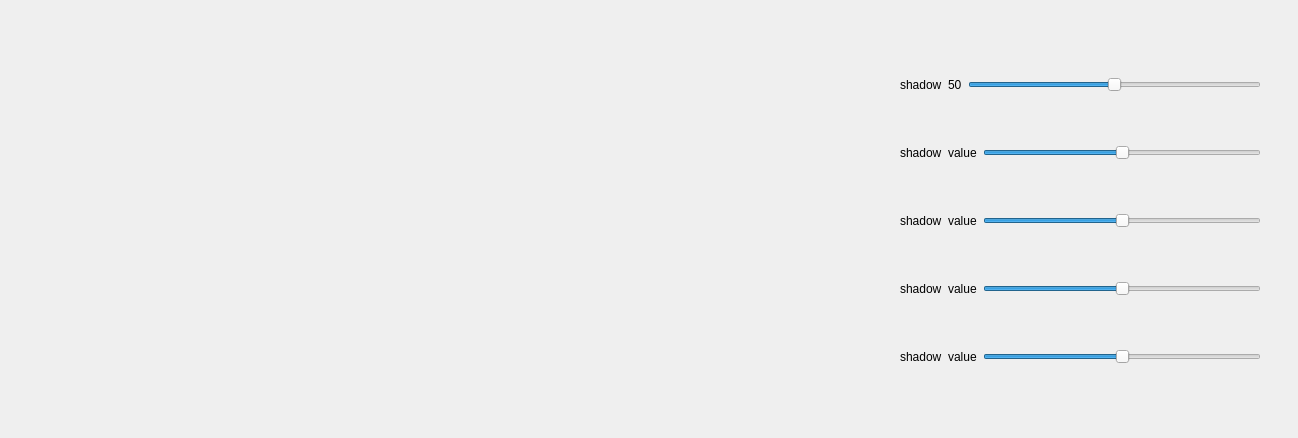
Before: the Qt Designer form UnB2013/PVC/ProjetoFinal/ProjetoFinal/UI/secondWindow.ui in JuarezASF/Code, drawn with Qt 5.
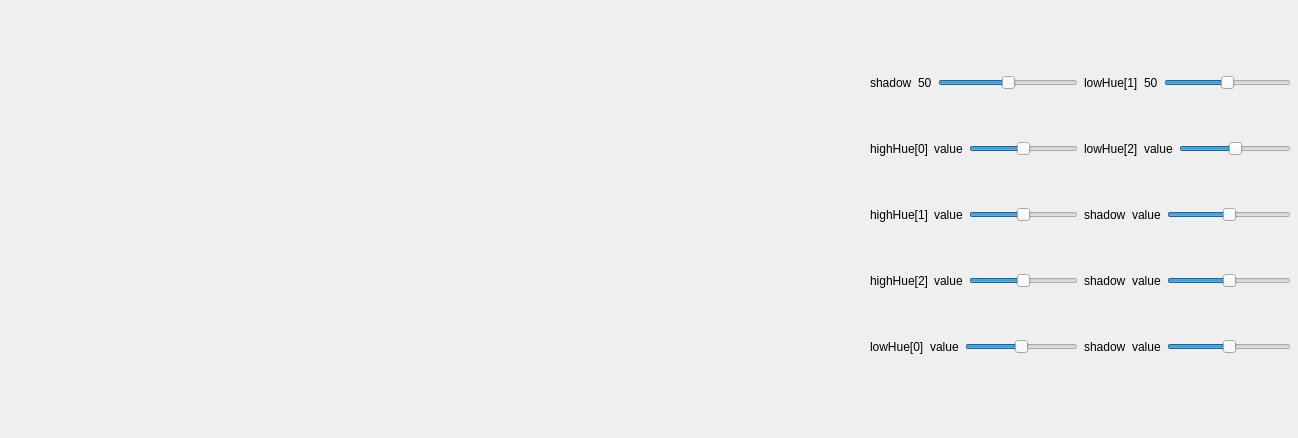
After: the same form once the commit is applied.

```diff
--- a/UnB2013/PVC/ProjetoFinal/ProjetoFinal/UI/secondWindow.ui
+++ b/UnB2013/PVC/ProjetoFinal/ProjetoFinal/UI/secondWindow.ui
@@ -29,12 +29,106 @@
   <widget class="QWidget" name="layoutWidget">
    <property name="geometry">
     <rect>
-     <x>900</x>
+     <x>52</x>
+     <y>12</y>
+     <width>811</width>
+     <height>331</height>
+    </rect>
+   </property>
+   <layout class="QGridLayout" name="gridLayout">
+    <item row="0" column="0">
+     <widget class="QLabel" name="window1">
+      <property name="autoFillBackground">
+       <bool>true</bool>
+      </property>
+      <property name="text">
+       <string/>
+      </property>
+     </widget>
+    </item>
+    <item row="0" column="1">
+     <widget class="QLabel" name="window2">
+      <property name="autoFillBackground">
+       <bool>true</bool>
+      </property>
+      <property name="text">
+       <string/>
+      </property>
+     </widget>
+    </item>
+    <item row="0" column="2">
+     <widget class="QLabel" name="window3">
+      <property name="autoFillBackground">
+       <bool>true</bool>
+      </property>
+      <property name="text">
+       <string/>
+      </property>
+     </widget>
+    </item>
+    <item row="0" column="3">
+     <widget class="QLabel" name="window4">
+      <property name="autoFillBackground">
+       <bool>true</bool>
+      </property>
+      <property name="text">
+       <string/>
+      </property>
+     </widget>
+    </item>
+    <item row="1" column="0">
+     <widget class="QLabel" name="window5">
+      <property name="autoFillBackground">
+       <bool>true</bool>
+      </property>
+      <property name="text">
+       <string/>
+      </property>
+     </widget>
+    </item>
+    <item row="1" column="1">
+     <widget class="QLabel" name="window6">
+      <property name="autoFillBackground">
+       <bool>true</bool>
+      </property>
+      <property name="text">
+       <string/>
+      </property>
+     </widget>
+    </item>
+    <item row="1" column="2">
+     <widget class="QLabel" name="window7">
+      <property name="autoFillBackground">
+       <bool>true</bool>
+      </property>
+      <property name="text">
+       <string/>
+      </property>
+     </widget>
+    </item>
+    <item row="1" column="3">
+     <widget class="QLabel" name="window8">
+      <property name="autoFillBackground">
+       <bool>true</bool>
+      </property>
+      <property name="text">
+       <string/>
+      </property>
+     </widget>
+    </item>
+   </layout>
+  </widget>
+  <widget class="QWidget" name="">
+   <property name="geometry">
+    <rect>
+     <x>870</x>
      <y>30</y>
-     <width>361</width>
-     <height>381</height>
+     <width>421</width>
+     <height>371</height>
     </rect>
    </property>
+   <layout class="QHBoxLayout" name="horizontalLayout">
+    <item>
    <layout class="QVBoxLayout" name="verticalLayout_2">
     <item>
      <layout class="QHBoxLayout" name="horizontalLayout_3">
@@ -72,7 +166,7 @@
       <item>
        <widget class="QLabel" name="label_4">
         <property name="text">
-         <string>shadow</string>
+           <string>highHue[0]</string>
         </property>
        </widget>
       </item>
@@ -103,7 +197,7 @@
       <item>
        <widget class="QLabel" name="label_8">
         <property name="text">
-         <string>shadow</string>
+           <string>highHue[1]</string>
         </property>
        </widget>
       </item>
@@ -134,7 +228,7 @@
       <item>
        <widget class="QLabel" name="label_6">
         <property name="text">
-         <string>shadow</string>
+           <string>highHue[2]</string>
         </property>
        </widget>
       </item>
@@ -165,7 +259,7 @@
       <item>
        <widget class="QLabel" name="label_10">
         <property name="text">
-         <string>shadow</string>
+           <string>lowHue[0]</string>
         </property>
        </widget>
       </item>
@@ -192,96 +286,165 @@
      </layout>
     </item>
    </layout>
-  </widget>
-  <widget class="QWidget" name="">
-   <property name="geometry">
-    <rect>
-     <x>52</x>
-     <y>12</y>
-     <width>811</width>
-     <height>331</height>
-    </rect>
-   </property>
-   <layout class="QGridLayout" name="gridLayout">
-    <item row="0" column="0">
-     <widget class="QLabel" name="window1">
-      <property name="autoFillBackground">
-       <bool>true</bool>
-      </property>
-      <property name="text">
-       <string/>
-      </property>
-     </widget>
-    </item>
-    <item row="0" column="1">
-     <widget class="QLabel" name="window2">
-      <property name="autoFillBackground">
-       <bool>true</bool>
-      </property>
+    </item>
+    <item>
+     <layout class="QVBoxLayout" name="verticalLayout_3">
+      <item>
+       <layout class="QHBoxLayout" name="horizontalLayout_8">
+        <item>
+         <widget class="QLabel" name="label_3">
+          <property name="text">
+           <string>lowHue[1]</string>
+          </property>
+         </widget>
+        </item>
+        <item>
+         <widget class="QLabel" name="shadowValue_2">
+          <property name="text">
+           <string>50</string>
+          </property>
+         </widget>
+        </item>
+        <item>
+         <widget class="QSlider" name="shadowSlider_2">
+          <property name="maximum">
+           <number>100</number>
+          </property>
+          <property name="value">
+           <number>50</number>
+          </property>
+          <property name="orientation">
+           <enum>Qt::Horizontal</enum>
+          </property>
+         </widget>
+        </item>
+       </layout>
+      </item>
+      <item>
+       <layout class="QHBoxLayout" name="horizontalLayout_9">
+        <item>
+         <widget class="QLabel" name="label_12">
+          <property name="text">
+           <string>lowHue[2]</string>
+          </property>
+         </widget>
+        </item>
+        <item>
+         <widget class="QLabel" name="label_13">
       <property name="text">
-       <string/>
+           <string>value</string>
       </property>
      </widget>
     </item>
-    <item row="0" column="2">
-     <widget class="QLabel" name="window3">
-      <property name="autoFillBackground">
-       <bool>true</bool>
-      </property>
-      <property name="text">
-       <string/>
-      </property>
-     </widget>
-    </item>
-    <item row="0" column="3">
-     <widget class="QLabel" name="window4">
-      <property name="autoFillBackground">
-       <bool>true</bool>
-      </property>
+        <item>
+         <widget class="QSlider" name="horizontalSlider_6">
+          <property name="maximum">
+           <number>100</number>
+          </property>
+          <property name="value">
+           <number>50</number>
+          </property>
+          <property name="orientation">
+           <enum>Qt::Horizontal</enum>
+          </property>
+         </widget>
+        </item>
+       </layout>
+      </item>
+      <item>
+       <layout class="QHBoxLayout" name="horizontalLayout_10">
+        <item>
+         <widget class="QLabel" name="label_14">
+          <property name="text">
+           <string>shadow</string>
+          </property>
+         </widget>
+        </item>
+        <item>
+         <widget class="QLabel" name="label_15">
       <property name="text">
-       <string/>
+           <string>value</string>
       </property>
      </widget>
     </item>
-    <item row="1" column="0">
-     <widget class="QLabel" name="window5">
-      <property name="autoFillBackground">
-       <bool>true</bool>
-      </property>
-      <property name="text">
-       <string/>
-      </property>
-     </widget>
-    </item>
-    <item row="1" column="1">
-     <widget class="QLabel" name="window6">
-      <property name="autoFillBackground">
-       <bool>true</bool>
-      </property>
+        <item>
+         <widget class="QSlider" name="horizontalSlider_7">
+          <property name="maximum">
+           <number>100</number>
+          </property>
+          <property name="value">
+           <number>50</number>
+          </property>
+          <property name="orientation">
+           <enum>Qt::Horizontal</enum>
+          </property>
+         </widget>
+        </item>
+       </layout>
+      </item>
+      <item>
+       <layout class="QHBoxLayout" name="horizontalLayout_11">
+        <item>
+         <widget class="QLabel" name="label_16">
+          <property name="text">
+           <string>shadow</string>
+          </property>
+         </widget>
+        </item>
+        <item>
+         <widget class="QLabel" name="label_17">
       <property name="text">
-       <string/>
+           <string>value</string>
       </property>
      </widget>
     </item>
-    <item row="1" column="2">
-     <widget class="QLabel" name="window7">
-      <property name="autoFillBackground">
-       <bool>true</bool>
-      </property>
-      <property name="text">
-       <string/>
-      </property>
-     </widget>
-    </item>
-    <item row="1" column="3">
-     <widget class="QLabel" name="window8">
-      <property name="autoFillBackground">
-       <bool>true</bool>
-      </property>
+        <item>
+         <widget class="QSlider" name="horizontalSlider_8">
+          <property name="maximum">
+           <number>100</number>
+          </property>
+          <property name="value">
+           <number>50</number>
+          </property>
+          <property name="orientation">
+           <enum>Qt::Horizontal</enum>
+          </property>
+         </widget>
+        </item>
+       </layout>
+      </item>
+      <item>
+       <layout class="QHBoxLayout" name="horizontalLayout_12">
+        <item>
+         <widget class="QLabel" name="label_18">
+          <property name="text">
+           <string>shadow</string>
+          </property>
+         </widget>
+        </item>
+        <item>
+         <widget class="QLabel" name="label_19">
       <property name="text">
-       <string/>
-      </property>
-     </widget>
+           <string>value</string>
+          </property>
+         </widget>
+        </item>
+        <item>
+         <widget class="QSlider" name="horizontalSlider_9">
+          <property name="maximum">
+           <number>100</number>
+          </property>
+          <property name="value">
+           <number>50</number>
+          </property>
+          <property name="orientation">
+           <enum>Qt::Horizontal</enum>
+          </property>
+         </widget>
+        </item>
+       </layout>
+      </item>
+     </layout>
     </item>
    </layout>
   </widget>
```
Lines whose indentation alone changed are shown as unchanged.
